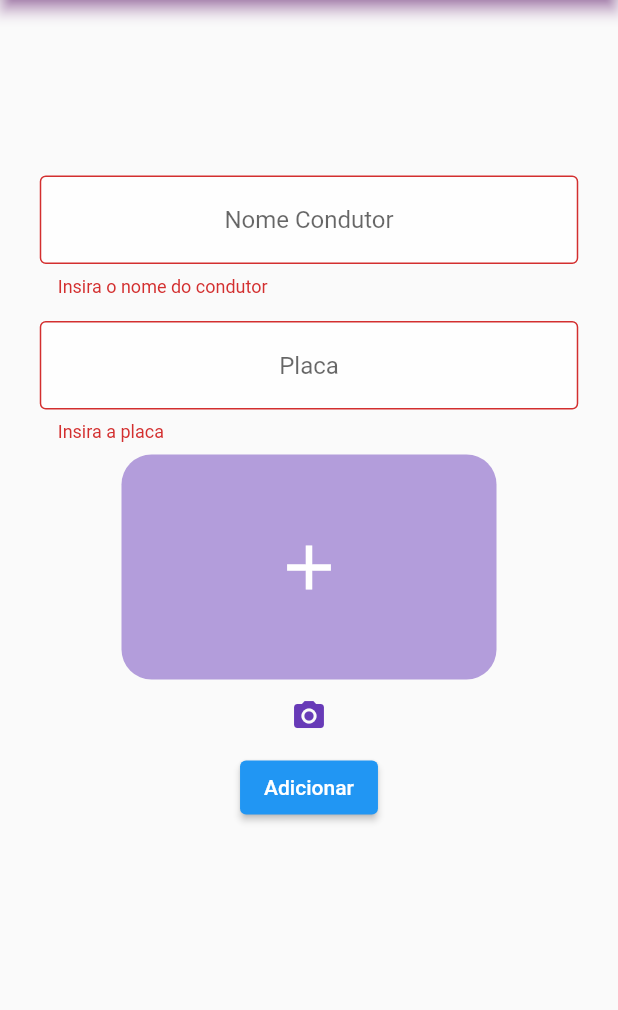
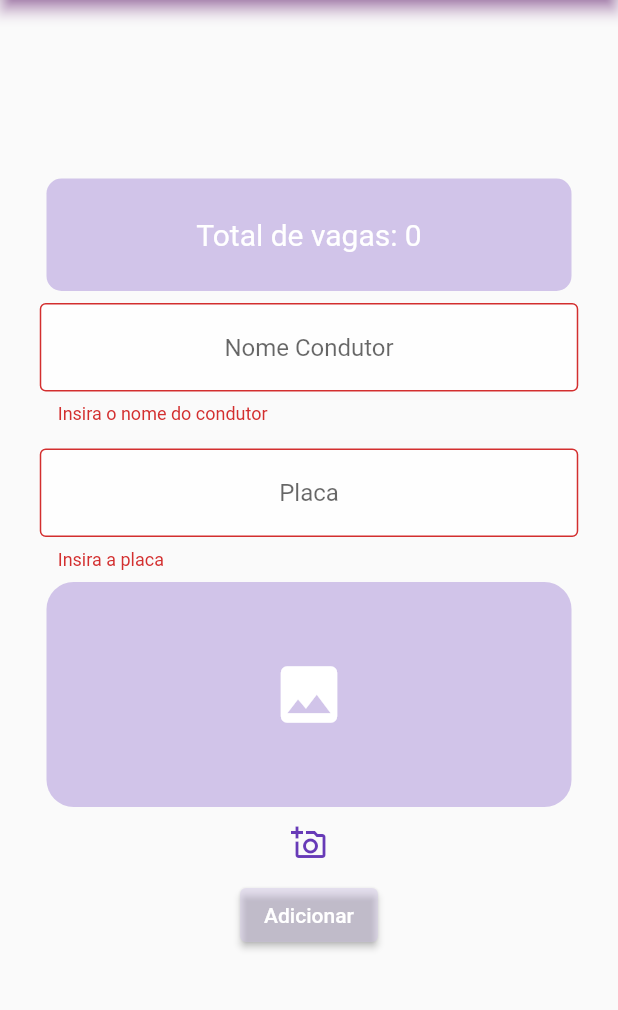
Before and after one commit to GabrieliBacca/ProjetoEstacionamento, a Flutter app: the Registration screen opened by its route, after a tap on "Adicionar", on a phone screen of 412 x 824 dp, the part 84-1094 px from its top. Run offline on Flutter 3.47's test engine with Material 2 defaults, Android fonts, the phone set to English and light mode, and no system bars; our stand-ins replace image_picker, shared_preferences; accounts and stored records are empty.

Commit message:
ImagePicker foiii

```diff
--- a/lib/model/car.dart
+++ b/lib/model/car.dart
@@ -1,7 +1,6 @@
 import 'dart:io';
 
 import 'package:estacionamento_projeto_final/control/provider.dart';
-import 'package:estacionamento_projeto_final/view/registration_page.dart';
 import 'package:flutter/material.dart';
 import 'package:provider/provider.dart';
 
--- a/lib/view/home_page.dart
+++ b/lib/view/home_page.dart
@@ -1,4 +1,3 @@
-import 'package:estacionamento_projeto_final/view/registration_page.dart';
 import 'package:flutter/material.dart';
 
 
@@ -86,7 +85,7 @@ class _HomePageState extends State<HomePage> {
                         onPressed: () {
                           Navigator.pushNamed(
                             context,
-                            '/listExitPage',
+                            '/stayPage',
                           );
                         },
                         child: Column(
--- a/lib/view/registration_page.dart
+++ /dev/null
@@ -1,157 +0,0 @@
-import 'dart:io';
-import 'package:flutter/material.dart';
-import 'package:image_picker/image_picker.dart';
-import 'package:provider/provider.dart';
-import '../control/provider.dart';
-import '../model/car.dart';
-
-class Registration extends StatefulWidget {
-  const Registration({Key? key}) : super(key: key);
-
-  @override
-  State<Registration> createState() => _RegistrationState();
-}
-
-class _RegistrationState extends State<Registration> {
-  TextEditingController nameController = TextEditingController();
-  TextEditingController plateController = TextEditingController();
-  TextEditingController imageController = TextEditingController();
-
-  ImagePicker imagePicker = ImagePicker();
-  File? image;
-
-  final _formKey = GlobalKey<FormState>();
-
-  @override
-  Widget build(BuildContext context) {
-    return Consumer<CarProvider>(
-      builder: (context, state, child) {
-        return Form(
-          key: _formKey,
-          child: Scaffold(
-            appBar: AppBar(
-              backgroundColor: Colors.deepPurple,
-              shadowColor: Colors.purple,
-              title: const Text('Cadastro'),
-            ),
-            body: Center(
-              child: SingleChildScrollView(
-                child: Container(
-                  height: 550,
-                  width: 375,
-                  //color: Colors.black26,
-                  child: Column(
-                    children: [
-                      Padding(
-                        padding: const EdgeInsets.all(8.0),
-                        child: TextFormField(
-                          validator: (String? value) {
-                            if (value != null && value.isEmpty) {
-                              return 'Insira o nome do condutor';
-                            }
-                            return null;
-                          },
-                          controller: nameController,
-                          textAlign: TextAlign.center,
-                          decoration: const InputDecoration(
-                            border: OutlineInputBorder(),
-                            hintText: "Nome Condutor",
-                            fillColor: Colors.white70,
-                            filled: true,
-                          ),
-                        ),
-                      ),
-                      Padding(
-                        padding: const EdgeInsets.all(8.0),
-                        child: TextFormField(
-                          validator: (String? value) {
-                            if (value != null && value.isEmpty) {
-                              return 'Insira a placa';
-                            }
-                            return null;
-                          },
-                          controller: plateController,
-                          textAlign: TextAlign.center,
-                          decoration: const InputDecoration(
-                            border: OutlineInputBorder(),
-                            hintText: "Placa",
-                            fillColor: Colors.white70,
-                            filled: true,
-                          ),
-                        ),
-                      ),
-                      (image == null)
-                          ? Container(
-                              width: 250,
-                              height: 150,
-                              decoration: BoxDecoration(
-                                  color: Colors.deepPurple[200],
-                                  borderRadius: BorderRadius.circular(20)),
-                              child: const Icon(
-                                Icons.add,
-                                size: 50,
-                                color: Colors.white,
-                              ),
-                            )
-                          : Container(
-                              width: 250,
-                              height: 150,
-                              child: ClipRRect(
-                                borderRadius: BorderRadius.circular(20),
-                                child: Image.file(
-                                  image!,
-                                  fit: BoxFit.cover,
-                                ),
-                              ),
-                            ),
-                      IconButton(
-                          onPressed: () {
-                            getImage();
-                          },
-                          icon: const Icon(
-                            Icons.camera_alt,
-                            color: Colors.deepPurple,
-                          )),
-                      ElevatedButton(
-                        onPressed: () {
-                          if (_formKey.currentState!.validate()) {
-                            print(nameController.text);
-                            print(plateController.text);
-                            state.save(
-                              Car(
-                                name: nameController.text,
-                                plate: plateController.text,
-                                image: imageController.text,
-                              ),
-                            );
-                            Navigator.pop(context);
-                            ScaffoldMessenger.of(context).showSnackBar(
-                              const SnackBar(
-                                content: Text('Veiculo Cadastrado'),
-                              ),
-                            );
-                          }
-                        },
-                        child: Text('Adicionar'),
-                      )
-                    ],
-                  ),
-                ),
-              ),
-            ),
-          ),
-        );
-      },
-    );
-  }
-
-  Future getImage() async {
-    var temporaryImage =
-        await imagePicker.pickImage(source: ImageSource.camera);
-    if (temporaryImage != null) {
-      setState(() {
-        image = File(temporaryImage.path);
-      });
-    }
-  }
-}
--- /dev/null
+++ b/lib/view/registrations_page.dart
@@ -0,0 +1,182 @@
+import 'dart:io';
+import 'package:flutter/material.dart';
+import 'package:image_picker/image_picker.dart';
+import 'package:provider/provider.dart';
+import '../control/provider.dart';
+import '../model/add_register_provider.dart';
+import '../model/car.dart';
+
+class Registration extends StatefulWidget {
+  const Registration({Key? key}) : super(key: key);
+
+  @override
+  State<Registration> createState() => _RegistrationState();
+}
+
+class _RegistrationState extends State<Registration> {
+  TextEditingController nameController = TextEditingController();
+  TextEditingController plateController = TextEditingController();
+  ImagePicker imagePicker = ImagePicker();
+  File? pickedImage;
+  final _formKey = GlobalKey<FormState>();
+
+  @override
+  Widget build(BuildContext context) {
+    return Consumer<CarProvider>(
+      builder: (context, state, child) {
+        return Form(
+          key: _formKey,
+          child: Scaffold(
+            appBar: AppBar(
+              backgroundColor: Colors.deepPurple,
+              shadowColor: Colors.purple,
+              title: const Text('Cadastro'),
+            ),
+            body: Center(
+              child: SingleChildScrollView(
+                child: Container(
+                  height: 550,
+                  width: 375,
+                  //color: Colors.black26,
+                  child: Column(
+                      children: [
+                  Padding(
+                  padding: const EdgeInsets.only(top: 10),
+                  child: Container(
+                    decoration: BoxDecoration(
+                      color: Colors.deepPurple[100],
+                      borderRadius: BorderRadius.circular(10),
+                    ),
+                    width:350,
+                    height: 75,
+                    child: Center(
+                        child: Text(
+                          "Total de vagas: ${Provider
+                              .of<CarProvider>(context, listen: false)
+                              .numberOfLots}",
+                          style: const TextStyle(
+                              fontSize: 20,
+                          color: Colors.white,
+                          )
+                        )),
+                  ),
+                ),
+                Padding(
+                  padding: const EdgeInsets.all(8.0),
+                  child: TextFormField(
+                    validator: (String? value) {
+                      if (value != null && value.isEmpty) {
+                        return 'Insira o nome do condutor';
+                      }
+                      return null;
+                    },
+                    controller: nameController,
+                    textAlign: TextAlign.center,
+                    decoration: const InputDecoration(
+                      border: OutlineInputBorder(),
+                      hintText: "Nome Condutor",
+                      fillColor: Colors.white70,
+                      filled: true,
+                    ),
+                  ),
+                ),
+                Padding(
+                  padding: const EdgeInsets.all(8.0),
+                  child: TextFormField(
+                    validator: (String? value) {
+                      if (value != null && value.isEmpty) {
+                        return 'Insira a placa';
+                      }
+                      return null;
+                    },
+                    controller: plateController,
+                    textAlign: TextAlign.center,
+                    decoration: const InputDecoration(
+                      border: OutlineInputBorder(),
+                      hintText: "Placa",
+                      fillColor: Colors.white70,
+                      filled: true,
+                    ),
+                  ),
+                ),
+                        pickedImage == null
+                            ? Container(
+                          width: 350,
+                          height: 150,
+                          decoration: BoxDecoration(
+                              color: Colors.deepPurple[100],
+                              borderRadius: BorderRadius.circular(18)),
+                          child: const Icon(
+                            Icons.image,
+                            size: 50,
+                            color: Colors.white,
+                          ),
+                        )  : SizedBox(
+                          width: 350,
+                          height: 150,
+                          child: ClipRRect(
+                            borderRadius: BorderRadius.circular(10),
+                            child: Image.file(
+                              pickedImage!,
+                              fit: BoxFit.cover,
+                            ),
+                          ),
+                        ),
+                        IconButton(
+                            onPressed: () {
+                              getImage();
+                            },
+                            icon: const Icon(
+                              Icons.add_a_photo_outlined,
+                              color: Colors.deepPurple,
+                            )),
+                        ElevatedButton(
+                          onPressed: () {
+                            if (_formKey.currentState!.validate()) {
+                              if (!(Provider.of<AddRegisterProvider>(context,
+                                  listen: false)
+                                  .registers
+                                  .length ==
+                                  Provider.of<CarProvider>(context,
+                                      listen: false)
+                                      .numberOfLots)) {
+                                Provider.of<AddRegisterProvider>(context,
+                                    listen: false)
+                                    .addRegister(
+                                    nameController.text,
+                                    plateController.text,
+                                    DateTime.now(),
+                                    pickedImage);
+                                Navigator.pop(context);
+                              }
+                            }
+                          },
+                          style: ButtonStyle(
+                            backgroundColor: MaterialStateProperty.all<Color?>(
+                                const Color.fromARGB(100, 209, 196, 233)),
+                          ),
+                          child: const Text(
+                            "Adicionar",
+                            style: TextStyle(color: Colors.white),
+                          ),
+                        )
+                ],
+              ),
+            ),
+          ),
+        ),
+        ),
+        );
+      },);
+  }
+
+  Future getImage() async {
+    var temporaryImage =
+    await imagePicker.pickImage(source: ImageSource.camera);
+    if (temporaryImage != null) {
+      setState(() {
+        pickedImage = File(temporaryImage.path);
+      });
+    }
+  }
+}
```
Also changed, not shown: lib/control/car_dao.dart (+2 -33 lines), lib/control/provider.dart (+13 -11 lines), lib/main.dart (+20 -5 lines), lib/model/add_register_controller.dart (added, +10 -0 lines), lib/model/add_register_provider.dart (added, +114 -0 lines), lib/view/stay_page.dart (+59 -26 lines), lib/view/vacancies_page.dart (+86 -3 lines).
